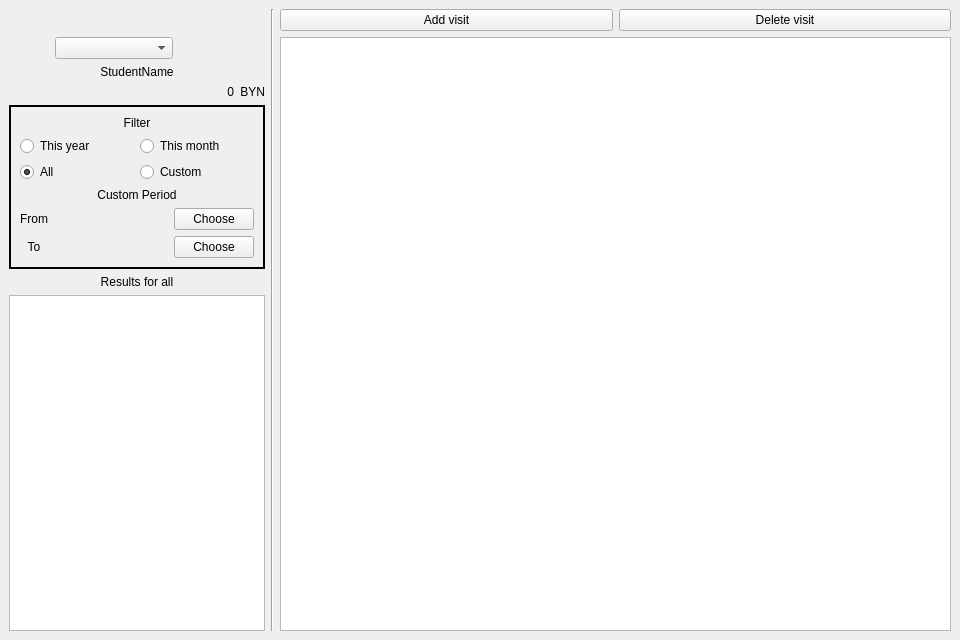
The window that ui_templates/windows/main_window.ui (IliaSuponeff/StudentsAccounting) describes before a commit, drawn with Qt 5.
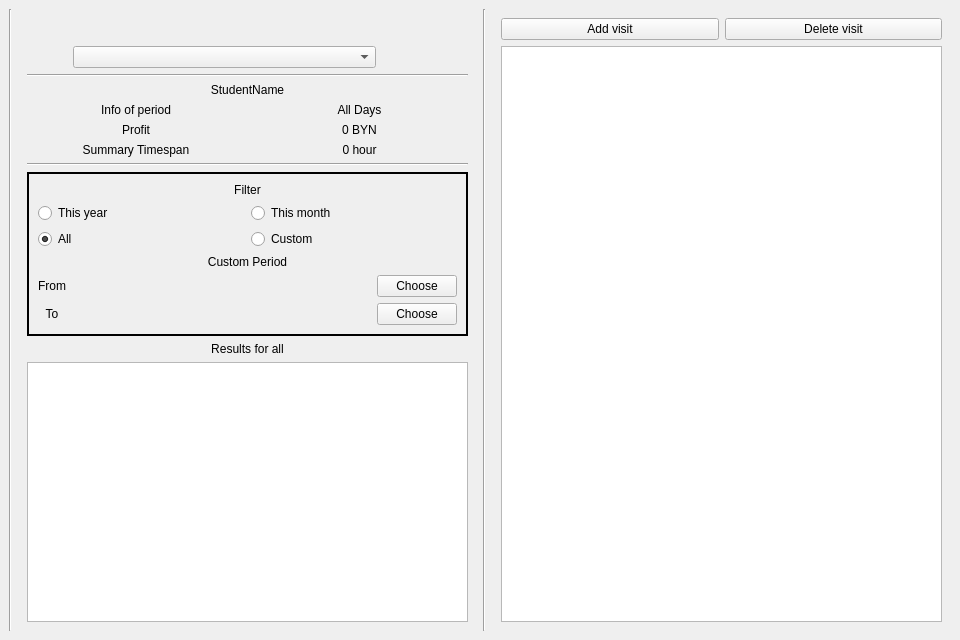
The same window after the commit.

```diff
--- a/ui_templates/windows/main_window.ui
+++ b/ui_templates/windows/main_window.ui
@@ -28,6 +28,20 @@
   <widget class="QWidget" name="centralwidget">
    <layout class="QHBoxLayout" name="horizontalLayout">
     <item>
+     <widget class="Line" name="vLine_2">
+      <property name="orientation">
+       <enum>Qt::Vertical</enum>
+      </property>
+     </widget>
+    </item>
+    <item>
+     <widget class="QFrame" name="tools_frame">
+      <property name="sizePolicy">
+       <sizepolicy hsizetype="Expanding" vsizetype="Expanding">
+        <horstretch>5</horstretch>
+        <verstretch>0</verstretch>
+       </sizepolicy>
+      </property>
      <layout class="QVBoxLayout" name="vLayout_1">
       <item>
        <layout class="QHBoxLayout" name="hLayout_2">
@@ -139,6 +153,13 @@
         </item>
        </layout>
       </item>
+       <item>
+        <widget class="Line" name="hLine_2">
+         <property name="orientation">
+          <enum>Qt::Horizontal</enum>
+         </property>
+        </widget>
+       </item>
       <item>
        <widget class="QLabel" name="student_name_lbl">
         <property name="text">
@@ -150,41 +171,88 @@
        </widget>
       </item>
       <item>
-       <layout class="QHBoxLayout" name="hLayout_3">
-        <item>
+        <layout class="QGridLayout" name="gLayout_3">
+         <item row="2" column="1">
+          <widget class="QLabel" name="summary_timespan_result_lbl">
+           <property name="sizePolicy">
+            <sizepolicy hsizetype="Preferred" vsizetype="Preferred">
+             <horstretch>0</horstretch>
+             <verstretch>0</verstretch>
+            </sizepolicy>
+           </property>
+           <property name="text">
+            <string>0 hour</string>
+           </property>
+           <property name="alignment">
+            <set>Qt::AlignCenter</set>
+           </property>
+          </widget>
+         </item>
+         <item row="1" column="0">
+          <widget class="QLabel" name="info_lbl_7">
+           <property name="text">
+            <string>Profit</string>
+           </property>
+           <property name="alignment">
+            <set>Qt::AlignCenter</set>
+           </property>
+          </widget>
+         </item>
+         <item row="2" column="0">
+          <widget class="QLabel" name="info_lbl_8">
+           <property name="text">
+            <string>Summary Timespan</string>
+           </property>
+           <property name="alignment">
+            <set>Qt::AlignCenter</set>
+           </property>
+          </widget>
+         </item>
+         <item row="0" column="0">
+          <widget class="QLabel" name="info_lbl_1">
+           <property name="text">
+            <string>Info of period</string>
+           </property>
+           <property name="alignment">
+            <set>Qt::AlignCenter</set>
+           </property>
+          </widget>
+         </item>
+         <item row="0" column="1">
+          <widget class="QLabel" name="period_info_lbl">
+           <property name="text">
+            <string>All Days</string>
+           </property>
+           <property name="alignment">
+            <set>Qt::AlignCenter</set>
+           </property>
+          </widget>
+         </item>
+         <item row="1" column="1">
          <widget class="QLabel" name="student_summary_result_lbl">
           <property name="sizePolicy">
-           <sizepolicy hsizetype="Minimum" vsizetype="Preferred">
+            <sizepolicy hsizetype="Preferred" vsizetype="Preferred">
             <horstretch>0</horstretch>
             <verstretch>0</verstretch>
            </sizepolicy>
           </property>
           <property name="text">
-           <string>0</string>
+            <string>0 BYN</string>
           </property>
           <property name="alignment">
-           <set>Qt::AlignRight|Qt::AlignTrailing|Qt::AlignVCenter</set>
-          </property>
-         </widget>
-        </item>
-        <item>
-         <widget class="QLabel" name="student_currency_lbl">
-          <property name="sizePolicy">
-           <sizepolicy hsizetype="Fixed" vsizetype="Preferred">
-            <horstretch>0</horstretch>
-            <verstretch>0</verstretch>
-           </sizepolicy>
-          </property>
-          <property name="text">
-           <string>BYN</string>
-          </property>
-          <property name="alignment">
-           <set>Qt::AlignRight|Qt::AlignTrailing|Qt::AlignVCenter</set>
+            <set>Qt::AlignCenter</set>
           </property>
          </widget>
         </item>
        </layout>
       </item>
+       <item>
+        <widget class="Line" name="hLine_1">
+         <property name="orientation">
+          <enum>Qt::Horizontal</enum>
+         </property>
+        </widget>
+       </item>
       <item>
        <widget class="QFrame" name="filter_frame">
         <property name="frameShape">
@@ -363,16 +431,17 @@
        </widget>
       </item>
       <item>
-       <widget class="QListWidget" name="results_all_students_list">
+        <widget class="QTableView" name="all_results_table_view">
         <property name="sizePolicy">
-         <sizepolicy hsizetype="Minimum" vsizetype="Expanding">
-          <horstretch>1</horstretch>
+          <sizepolicy hsizetype="Expanding" vsizetype="Expanding">
+           <horstretch>2</horstretch>
           <verstretch>0</verstretch>
          </sizepolicy>
         </property>
        </widget>
       </item>
      </layout>
+     </widget>
     </item>
     <item>
      <widget class="Line" name="line">
@@ -382,6 +451,13 @@
      </widget>
     </item>
     <item>
+     <widget class="QFrame" name="visits_info_frame">
+      <property name="sizePolicy">
+       <sizepolicy hsizetype="Expanding" vsizetype="Expanding">
+        <horstretch>5</horstretch>
+        <verstretch>0</verstretch>
+       </sizepolicy>
+      </property>
      <layout class="QVBoxLayout" name="verticalLayout_2">
       <item>
        <layout class="QHBoxLayout" name="hLayout_5">
@@ -402,9 +478,17 @@
        </layout>
       </item>
       <item>
-       <widget class="QTableView" name="student_visits_table_view"/>
-      </item>
-     </layout>
+        <widget class="QTableView" name="student_visits_table_view">
+         <property name="sizePolicy">
+          <sizepolicy hsizetype="Expanding" vsizetype="Expanding">
+           <horstretch>3</horstretch>
+           <verstretch>0</verstretch>
+          </sizepolicy>
+         </property>
+        </widget>
+       </item>
+      </layout>
+     </widget>
     </item>
    </layout>
   </widget>
```
Left out of the diff: 2 changed lines with no effect on the pictures. Lines whose indentation alone changed are shown as unchanged.
